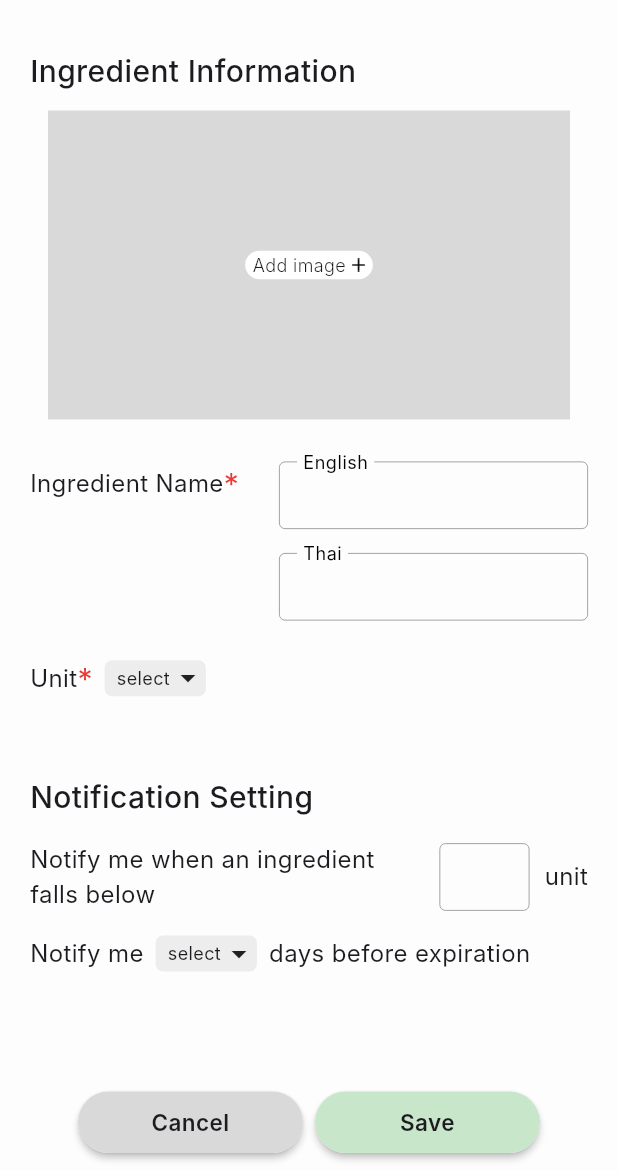
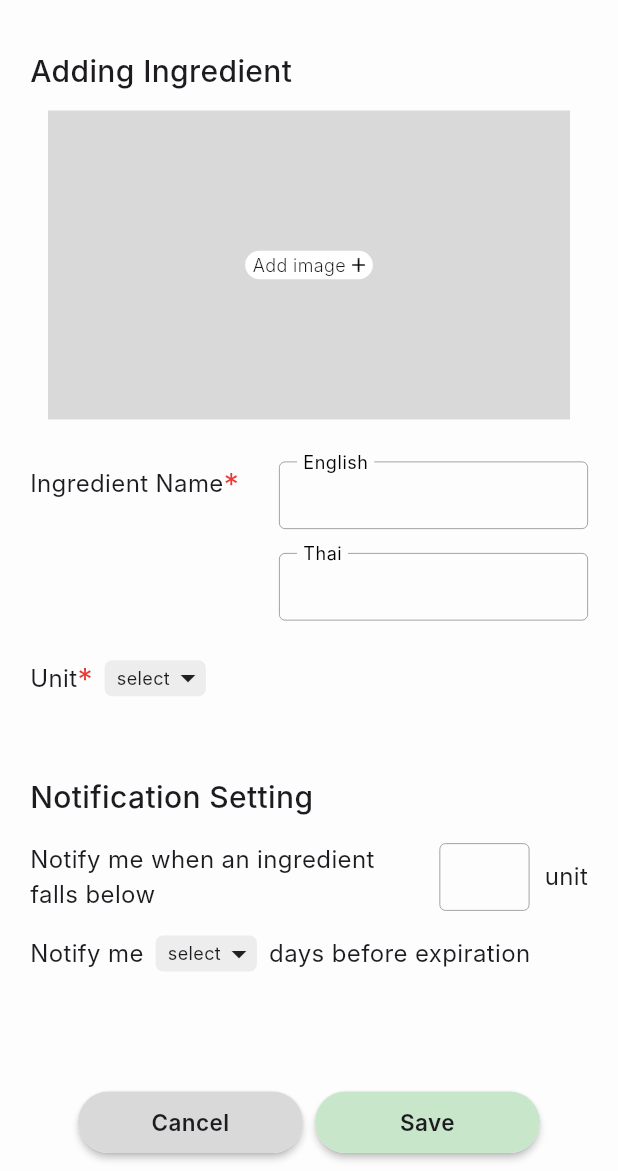
Before and after one commit to BakingUp/BakingUp-Frontend, a Flutter app: the AddEditIngredientScreen screen opened by its route, on a phone screen of 412 x 824 dp, the part 65-1236 px from its top. Run offline on Flutter 3.47's test engine with Material 3 defaults, Android fonts, the phone set to English and light mode, and no system bars; Roboto replaces fonts that are missing (Inter).

Commit message:
[UPDATE] Add edit ingredient title and long action button

```diff
--- a/lib/screens/add_edit_ingredient_screen.dart
+++ b/lib/screens/add_edit_ingredient_screen.dart
@@ -57,7 +57,7 @@ class _AddEditIngredientScreenState extends State<AddEditIngredientScreen> {
       ),
       body: AddEditIngredientContainer(
         children: [
-          const AddEditIngredientTitle(title: "Ingredient Information"),
+          const AddEditIngredientTitle(title: "Adding Ingredient"),
           const AddEditIngredientImageUploader(),
           const SizedBox(height: 16),
           Row(
@@ -188,17 +188,17 @@ class _AddEditIngredientScreenState extends State<AddEditIngredientScreen> {
             children: [
               BakingUpLongActionButton(title: 'Cancel', color: greyColor),
               const SizedBox(width: 8),
-              BakingUpLongActionButton(
+              _isEdit
+                  ? BakingUpLongActionButton(
+                      title: 'Save', color: lightGreenColor)
+                  : BakingUpLongActionButton(
                       title: 'Save',
                       color: lightGreenColor,
                       dialogParams: BakingUpDialogParams(
-                  title: _isEdit
-                      ? 'Confirm Ingredient Changes?'
-                      : 'Confirm Adding Ingredient?',
+                        title: 'Confirm Adding Ingredient?',
                         imgUrl: 'assets/icons/warning.png',
-                  content: _isEdit
-                      ? 'You\'re about to save edited ingredient to the warehouse.'
-                      : 'Are you sure to add a new ingredient to the warehouse?',
+                        content:
+                            'Are you sure to add a new ingredient to the warehouse?',
                         grayButtonTitle: 'Cancel',
                         secondButtonTitle: 'Confirm',
                         secondButtonColor: lightGreenColor,
```
Lines whose indentation alone changed are shown as unchanged.
